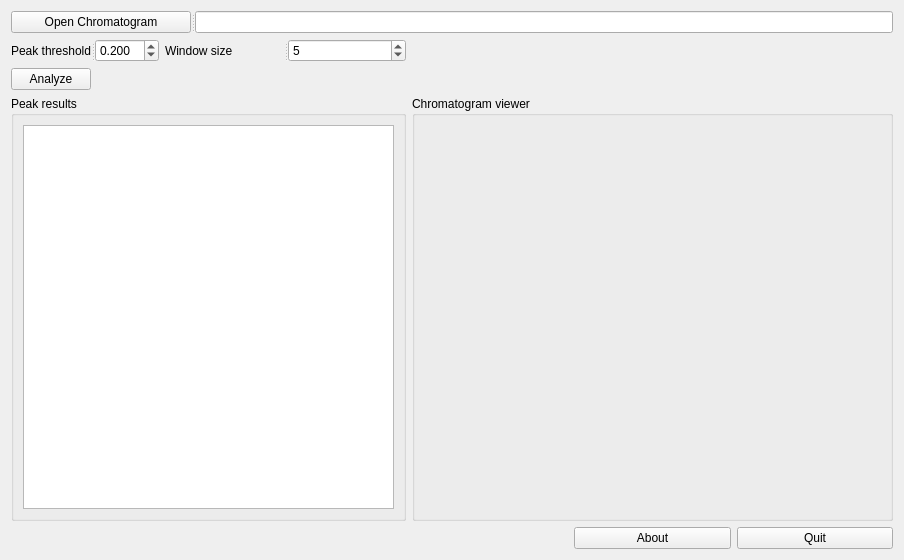
Old version of the form gui/chromanalyzer.ui in the repository gmrandazzo/PyLSS.
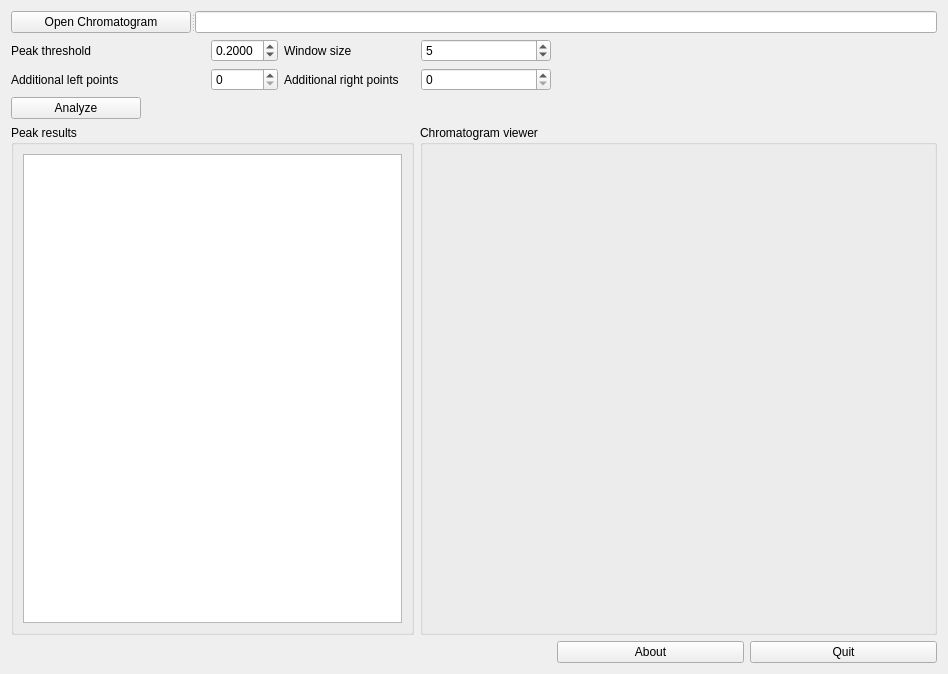
New version of the form.

Commit message: Added left and right additional points adding methods

```diff
--- a/gui/chromanalyzer.ui
+++ b/gui/chromanalyzer.ui
@@ -6,14 +6,14 @@
    <rect>
     <x>0</x>
     <y>0</y>
-    <width>904</width>
-    <height>560</height>
+    <width>948</width>
+    <height>674</height>
    </rect>
   </property>
   <property name="windowTitle">
    <string>ChromAnalyzer</string>
   </property>
-  <layout class="QGridLayout" name="gridLayout_2">
+  <layout class="QGridLayout" name="gridLayout_4">
    <item row="0" column="0" colspan="6">
     <widget class="QSplitter" name="splitter">
      <property name="orientation">
@@ -33,16 +33,16 @@
      <widget class="QLineEdit" name="lineEdit"/>
     </widget>
    </item>
-   <item row="1" column="0" colspan="2">
-    <widget class="QSplitter" name="splitter_2">
-     <property name="orientation">
-      <enum>Qt::Horizontal</enum>
-     </property>
+   <item row="1" column="0" rowspan="2" colspan="2">
+    <layout class="QGridLayout" name="gridLayout_3">
+     <item row="0" column="0">
      <widget class="QLabel" name="label">
       <property name="text">
        <string>Peak threshold</string>
       </property>
      </widget>
+     </item>
+     <item row="0" column="1">
      <widget class="QDoubleSpinBox" name="peakthreshold">
       <property name="maximumSize">
        <size>
@@ -51,10 +51,10 @@
        </size>
       </property>
       <property name="decimals">
-       <number>3</number>
+        <number>4</number>
       </property>
       <property name="minimum">
-       <double>0.001000000000000</double>
+        <double>0.000100000000000</double>
       </property>
       <property name="singleStep">
        <double>0.010000000000000</double>
@@ -63,18 +63,29 @@
        <double>0.200000000000000</double>
       </property>
      </widget>
-    </widget>
-   </item>
-   <item row="1" column="2">
-    <widget class="QSplitter" name="splitter_3">
-     <property name="orientation">
-      <enum>Qt::Horizontal</enum>
-     </property>
+     </item>
+     <item row="1" column="0">
+      <widget class="QLabel" name="label_3">
+       <property name="text">
+        <string>Additional left points</string>
+       </property>
+      </widget>
+     </item>
+     <item row="1" column="1">
+      <widget class="QSpinBox" name="leftpoints"/>
+     </item>
+    </layout>
+   </item>
+   <item row="1" column="2" rowspan="2" colspan="2">
+    <layout class="QGridLayout" name="gridLayout_2">
+     <item row="0" column="0">
      <widget class="QLabel" name="label_2">
       <property name="text">
        <string>Window size</string>
       </property>
      </widget>
+     </item>
+     <item row="0" column="1">
      <widget class="QSpinBox" name="windowsize">
       <property name="minimum">
        <number>3</number>
@@ -86,9 +97,20 @@
        <number>5</number>
       </property>
      </widget>
-    </widget>
-   </item>
-   <item row="1" column="3" colspan="3">
+     </item>
+     <item row="1" column="0">
+      <widget class="QLabel" name="label_4">
+       <property name="text">
+        <string>Additional right points</string>
+       </property>
+      </widget>
+     </item>
+     <item row="1" column="1">
+      <widget class="QSpinBox" name="rightpoints"/>
+     </item>
+    </layout>
+   </item>
+   <item row="1" column="4" colspan="2">
     <spacer name="horizontalSpacer_3">
      <property name="orientation">
       <enum>Qt::Horizontal</enum>
@@ -101,7 +123,20 @@
      </property>
     </spacer>
    </item>
-   <item row="2" column="0">
+   <item row="2" column="4" colspan="2">
+    <spacer name="horizontalSpacer_4">
+     <property name="orientation">
+      <enum>Qt::Horizontal</enum>
+     </property>
+     <property name="sizeHint" stdset="0">
+      <size>
+       <width>377</width>
+       <height>20</height>
+      </size>
+     </property>
+    </spacer>
+   </item>
+   <item row="3" column="0">
     <widget class="QPushButton" name="analyzeButton">
      <property name="maximumSize">
       <size>
@@ -114,7 +149,7 @@
      </property>
     </widget>
    </item>
-   <item row="2" column="1" colspan="5">
+   <item row="3" column="1" colspan="5">
     <spacer name="horizontalSpacer_2">
      <property name="orientation">
       <enum>Qt::Horizontal</enum>
@@ -127,7 +162,7 @@
      </property>
     </spacer>
    </item>
-   <item row="3" column="0" colspan="3">
+   <item row="4" column="0" colspan="3">
     <widget class="QGroupBox" name="tableBox">
      <property name="title">
       <string>Peak results</string>
@@ -139,7 +174,7 @@
      </layout>
     </widget>
    </item>
-   <item row="3" column="3" colspan="3">
+   <item row="4" column="3" colspan="3">
     <widget class="QGroupBox" name="plotterBox">
      <property name="minimumSize">
       <size>
@@ -152,7 +187,7 @@
      </property>
     </widget>
    </item>
-   <item row="4" column="0" colspan="4">
+   <item row="5" column="0" colspan="3">
     <spacer name="horizontalSpacer">
      <property name="orientation">
       <enum>Qt::Horizontal</enum>
@@ -165,14 +200,14 @@
      </property>
     </spacer>
    </item>
-   <item row="4" column="4">
+   <item row="5" column="4">
     <widget class="QPushButton" name="aboutButton">
      <property name="text">
       <string>About</string>
      </property>
     </widget>
    </item>
-   <item row="4" column="5">
+   <item row="5" column="5">
     <widget class="QPushButton" name="quitButton">
      <property name="text">
       <string>Quit</string>
```
Lines whose indentation alone changed are shown as unchanged. The commit also changes 3 other files.
